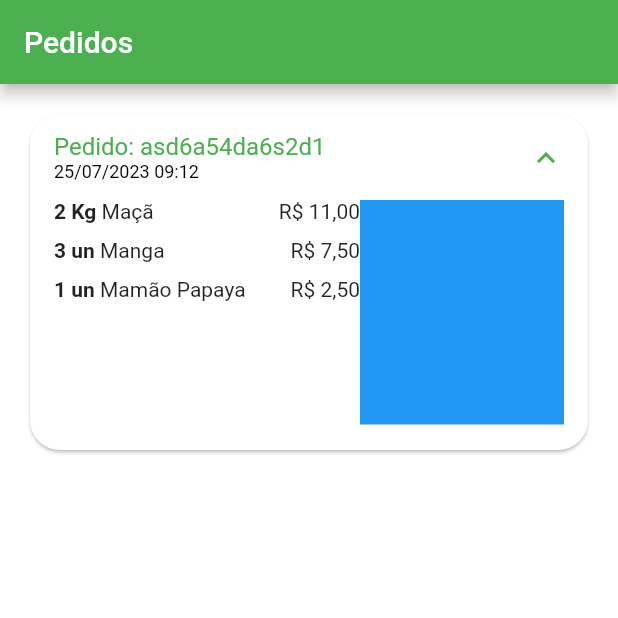
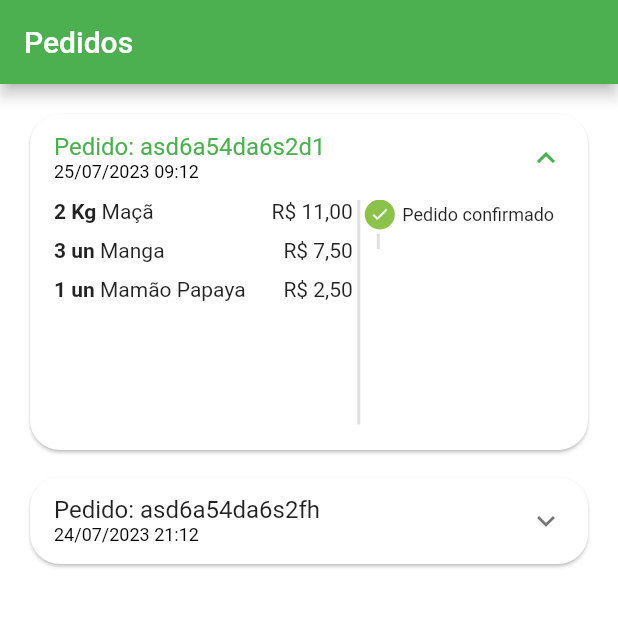
Before and after one commit to souzarogih/GreenGrocer, a Flutter app: the OrdersTab screen opened directly, after a tap on an icon or button, on a phone screen of 412 x 824 dp, the top half of it. Run offline on Flutter 3.47's test engine with Material 2 defaults, Android fonts, the phone set to English and light mode, and no system bars; our stand-ins replace animated_text_kit, mask_text_input_formatter.

Commit message:
Adicionando os status do pedido

```diff
--- a/lib/src/config/app_data.dart
+++ b/lib/src/config/app_data.dart
@@ -110,6 +110,7 @@ UserModel user = UserModel(
 );
 
 List<OrderModel> orders = [
+  //Pedido 1
   OrderModel(
     copyAndPaste: 'q1w2e3r4t5y6',
     createdDateTime: DateTime.parse(
@@ -119,7 +120,7 @@ List<OrderModel> orders = [
       '2023-07-25 11:02:10.305',
     ),
     id: 'asd6a54da6s2d1',
-    status: 'pendin_payment',
+    status: 'pending_payment',
     total: 11.0,
     items: [
       CartItemModel(
@@ -136,4 +137,43 @@ List<OrderModel> orders = [
       ),
     ],
   ),
+  //Pedido 2
+  OrderModel(
+    copyAndPaste: 'q1w2e3r4t5b3',
+    createdDateTime: DateTime.parse(
+      '2023-07-24 21:12:10.205',
+    ),
+    overdueDateTime: DateTime.parse(
+      '2023-07-26 12:02:10.401',
+    ),
+    id: 'asd6a54da6s2fh',
+    status: 'refounded',
+    total: 11.0,
+    items: [
+      CartItemModel(
+        item: apple,
+        quantity: 3,
+      ),
+      CartItemModel(
+        item: mango,
+        quantity: 4,
+      ),
+      CartItemModel(
+        item: grape,
+        quantity: 1,
+      ),
+      CartItemModel(
+        item: kiwi,
+        quantity: 8,
+      ),
+      CartItemModel(
+        item: guava,
+        quantity: 1,
+      ),
+      CartItemModel(
+        item: papaya,
+        quantity: 8,
+      ),
+    ],
+  ),
 ];
--- /dev/null
+++ b/lib/src/pages/orders/components/order_status_widget.dart
@@ -0,0 +1,127 @@
+import 'package:flutter/material.dart';
+import 'package:greengrocer/src/config/custom_colors.dart';
+
+class OrderStatusWidget extends StatelessWidget {
+  final String status;
+  final bool isOverdue;
+
+  final Map<String, int> allStatus = <String, int>{
+    'pending_payment': 0,
+    'refounded': 1,
+    'paid': 2,
+    'preparing_purchase': 3,
+    'shipping': 4,
+    'delivery': 5,
+  };
+
+  int get currentStatus => allStatus[status]!;
+
+  OrderStatusWidget({
+    Key? key,
+    required this.isOverdue,
+    required this.status,
+  }) : super(key: key);
+
+  @override
+  Widget build(BuildContext context) {
+    return Column(
+      crossAxisAlignment: CrossAxisAlignment.start,
+      children: [
+        const _StatusDot(
+          isActive: true,
+          title: 'Pedido confirmado',
+        ),
+
+        // Divisor
+        const _CustomDivider(),
+
+        // Divisor
+        if (currentStatus == 1) ...[
+          const _StatusDot(
+            isActive: true,
+            title: 'Pix estornado',
+            backgroundColor: Colors.orange,
+          ),
+        ] else if (isOverdue) ...[
+          const _StatusDot(
+            isActive: true,
+            title: 'Pagamento Pix Vencido',
+            backgroundColor: Colors.red,
+          ),
+        ]
+      ],
+    );
+  }
+}
+
+class _CustomDivider extends StatelessWidget {
+  const _CustomDivider({super.key});
+
+  @override
+  Widget build(BuildContext context) {
+    return Container(
+      margin: const EdgeInsets.symmetric(
+        horizontal: 8,
+        vertical: 3,
+      ),
+      height: 10,
+      width: 2,
+      color: Colors.grey.shade300,
+    );
+  }
+}
+
+class _StatusDot extends StatelessWidget {
+  final bool isActive;
+  final String title;
+  final Color? backgroundColor;
+
+  const _StatusDot({
+    Key? key,
+    required this.isActive,
+    required this.title,
+    this.backgroundColor,
+  }) : super(key: key);
+
+  @override
+  Widget build(BuildContext context) {
+    return Row(
+      children: [
+        // Dot
+        Container(
+          alignment: Alignment.center,
+          height: 20,
+          width: 20,
+          decoration: BoxDecoration(
+            shape: BoxShape.circle,
+            border: Border.all(
+              color: CustomColors.customSwatchColor,
+            ),
+            color: isActive
+                ? backgroundColor ?? CustomColors.customSwatchColor
+                : Colors.transparent,
+          ),
+          child: isActive
+              ? const Icon(
+                  Icons.check,
+                  size: 13,
+                  color: Colors.white,
+                )
+              : const SizedBox.shrink(),
+        ),
+        const SizedBox(
+          width: 5,
+        ),
+        // Texto
+        Expanded(
+          child: Text(
+            title,
+            style: const TextStyle(
+              fontSize: 12,
+            ),
+          ),
+        ),
+      ],
+    );
+  }
+}
--- a/lib/src/pages/orders/components/order_tile.dart
+++ b/lib/src/pages/orders/components/order_tile.dart
@@ -1,6 +1,7 @@
 import 'package:flutter/material.dart';
 import 'package:greengrocer/src/models/cart_item_model.dart';
 import 'package:greengrocer/src/models/order_model.dart';
+import 'package:greengrocer/src/pages/orders/components/order_status_widget.dart';
 import 'package:greengrocer/src/services/utils.services.dart';
 
 class OrderTile extends StatelessWidget {
@@ -42,6 +43,7 @@ class OrderTile extends StatelessWidget {
               height: 150,
               child: Row(
                 children: [
+                  // Lista de produtos
                   Expanded(
                     flex: 3,
                     child: ListView(
@@ -53,10 +55,18 @@ class OrderTile extends StatelessWidget {
                       }).toList(),
                     ),
                   ),
+                  // Divisão
+                  VerticalDivider(
+                    color: Colors.grey.shade300,
+                    thickness: 2,
+                    width: 8,
+                  ),
+                  // Status do pedido
                   Expanded(
                     flex: 2,
-                    child: Container(
-                      color: Colors.blue,
+                    child: OrderStatusWidget(
+                      status: order.status,
+                      isOverdue: order.overdueDateTime.isBefore(DateTime.now()),
                     ),
                   ),
                 ],
```
